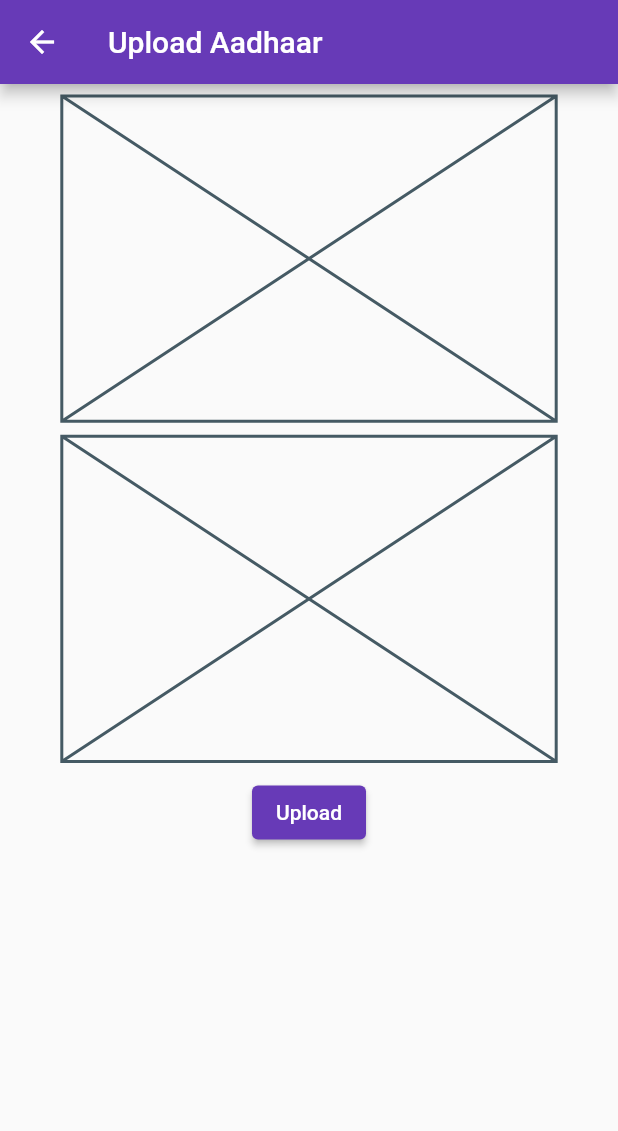
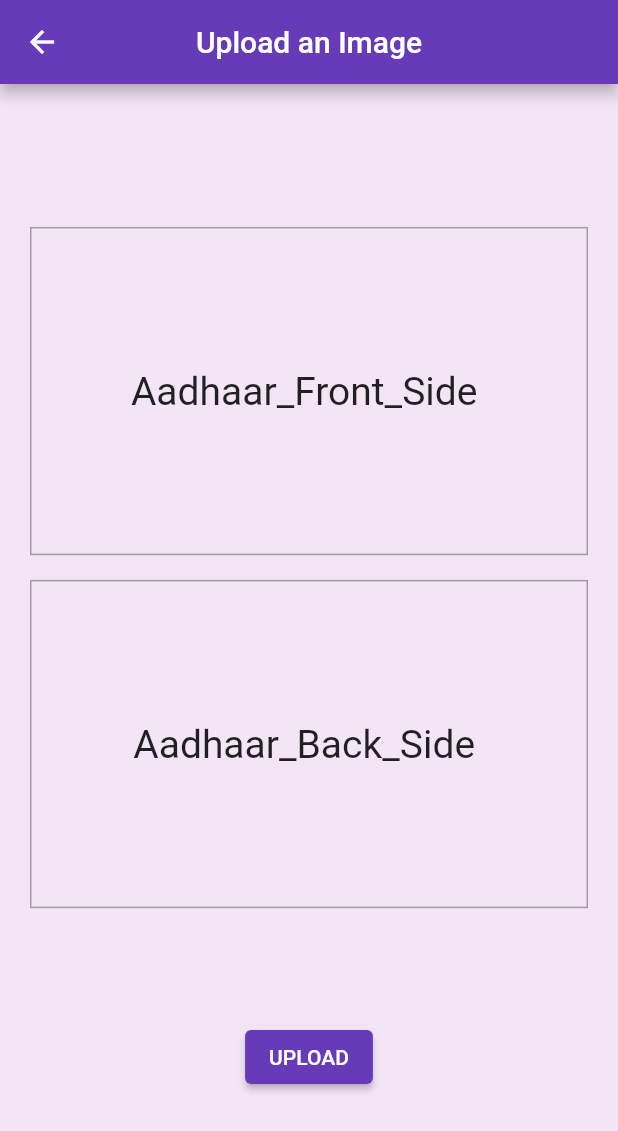
Before and after one commit to lanjAdabA/QrScanner, a Flutter app: the UploadImagePage screen opened by its route, on a phone screen of 412 x 824 dp. Shown: the top 1131 px of the screen. Run offline on Flutter 3.47's test engine with Material 2 defaults, Android fonts, the light colour scheme and no system bars; our stand-ins replace auto_route, firebase_auth, firebase_core, firebase_storage, image_cropper, image_picker and 1 more; missing offline and left inert: animator, flutter_barcode_scanner; accounts and stored records are empty.

Commit message:
baro hellae tummae

```diff
--- a/lib/pages/image_upload.page.dart
+++ b/lib/pages/image_upload.page.dart
@@ -1,226 +1,10 @@
+import 'dart:developer';
 import 'dart:io';
 
 import 'package:flutter/material.dart';
 import 'package:image_cropper/image_cropper.dart';
 import 'package:image_picker/image_picker.dart';
-import 'package:qrscanner/storage_service.dart';
 
-// class UploadImagePage extends StatefulWidget {
-//   const UploadImagePage({Key? key}) : super(key: key);
-
-//   @override
-//   State<UploadImagePage> createState() => _UploadImagePageState();
-// }
-
-// class _UploadImagePageState extends State<UploadImagePage> {
-//   final ImagePicker picker = ImagePicker();
-//   File? frontImage;
-//   String frontimgUrl = '';
-//   String backimgUrl = '';
-
-//   Future uploadFrontImage() async {}
-
-//   File? backImage;
-
-//   @override
-//   Widget build(BuildContext context) {
-//     final Storage storage = Storage();
-//     double h = MediaQuery.of(context).size.height;
-//     return Scaffold(
-//       appBar: AppBar(
-//         title: const Text("Upload an Image"),
-//         centerTitle: true,
-//       ),
-//       body: Container(
-//         padding: const EdgeInsets.all(20),
-//         color: Colors.purple[50],
-//         child: Column(
-//           mainAxisAlignment: MainAxisAlignment.spaceEvenly,
-//           children: [
-//             Column(
-//               crossAxisAlignment: CrossAxisAlignment.stretch,
-//               children: [
-//                 frontImage != null
-//                     ? FittedBox(
-//                         fit: BoxFit.fill,
-//                         child: Image.file(
-//                           frontImage!,
-//                           height: h / 3.8,
-//                           width: h / 2.5,
-//                         ),
-//                       )
-//                     : GestureDetector(
-//                         onTap: (() async {
-//                           var pickedImgFront = await picker.pickImage(
-//                               source: ImageSource.gallery);
-
-//                           CroppedFile? croppedImgFront =
-//                               await ImageCropper().cropImage(
-//                             uiSettings: [
-//                               AndroidUiSettings(
-//                                 toolbarColor: Colors.white,
-//                                 toolbarTitle: "Image Cropper",
-//                               )
-//                             ],
-//                             sourcePath: pickedImgFront!.path,
-//                             aspectRatio:
-//                                 const CropAspectRatio(ratioX: 20, ratioY: 13),
-//                             maxHeight: 600,
-//                             maxWidth: 600,
-//                             compressFormat: ImageCompressFormat.jpg,
-//                           );
-//                           final fronttemp = File(croppedImgFront!.path);
-//                           setState(() {
-//                             frontImage = fronttemp;
-//                             log(frontImage.toString());
-//                           });
-//                         }),
-//                         child: Container(
-//                             decoration: BoxDecoration(
-//                                 border: Border.all(color: Colors.grey)),
-//                             child: SizedBox(
-//                                 height: h / 3.8,
-//                                 width: h / 2.5,
-//                                 child: const Center(
-//                                     child: Text(
-//                                   "Aadhaar_Front_Side ",
-//                                   style: TextStyle(fontSize: 26),
-//                                 )))),
-//                       ),
-//                 SizedBox(
-//                   height: h / 50,
-//                 ),
-//                 backImage != null
-//                     ? FittedBox(
-//                         fit: BoxFit.fill,
-//                         child: Image.file(
-//                           backImage!,
-//                           height: h / 3.8,
-//                           width: h / 2.5,
-//                         ),
-//                       )
-//                     : GestureDetector(
-//                         onTap: (() async {
-//                           var pickedImgBack = await picker.pickImage(
-//                               source: ImageSource.gallery);
-
-//                           CroppedFile? croppedImgBack =
-//                               await ImageCropper().cropImage(
-//                             uiSettings: [
-//                               AndroidUiSettings(
-//                                 toolbarColor: Colors.white,
-//                                 toolbarTitle: "Image Cropper",
-//                               )
-//                             ],
-//                             sourcePath: pickedImgBack!.path,
-//                             aspectRatio:
-//                                 const CropAspectRatio(ratioX: 20, ratioY: 13),
-//                             maxHeight: 600,
-//                             maxWidth: 600,
-//                             compressFormat: ImageCompressFormat.jpg,
-//                           );
-//                           final backtemp = File(croppedImgBack!.path);
-//                           setState(() {
-//                             backImage = backtemp;
-//                             log(backImage.toString());
-//                           });
-//                         }),
-//                         child: Container(
-//                             decoration: BoxDecoration(
-//                                 border: Border.all(color: Colors.grey)),
-//                             child: SizedBox(
-//                                 height: h / 3.8,
-//                                 width: h / 2.5,
-//                                 child: const Center(
-//                                     child: Text(
-//                                   "Aadhaar_Back_Side ",
-//                                   style: TextStyle(fontSize: 26),
-//                                 )))),
-//                       ),
-//               ],
-//             ),
-//             ElevatedButton(
-//                 onPressed: () async {
-//                   final storage = FirebaseStorage.instance;
-//                   // final res = await FilePicker.platform.pickFiles(
-//                   //     allowMultiple: false,
-//                   //     type: FileType.custom,
-//                   //     allowedExtensions: ['png', 'jpg']);
-
-//                   final frontImg = frontImage;
-//                   final backImg = backImage;
-
-//                   if (frontImg == null && backImg == null) return;
-
-//                   final frontPath = frontImg!.files.single.path;
-//                   final frontfileName = frontImg.files.single.name;
-//                   final frontfile = File(frontPath);
-//                   final frontref = storage.ref("image/$frontfileName");
-//                   final fronturl = frontref.putFile(frontfile);
-//                   final fronturlsnap =
-//                       await fronturl.snapshot.ref.getDownloadURL();
-//                   final backPath = backImg.files.single.path;
-//                   final backfileName = backImg.files.single.name;
-//                   final backfile = File(backPath);
-//                   final backref = storage.ref("image/$backfileName");
-//                   final backurl = backref.putFile(backfile);
-//                   final backurlsnap =
-//                       await backurl.snapshot.ref.getDownloadURL();
-//                   setState(() {
-//                     frontimgUrl = fronturlsnap;
-//                   });
-
-//                   //todo if (res == null) return;
-//                   //todo   final path = res.files.single.path!;
-//                   //todo   final fileName = res.files.single.name;
-//                   //todo   final file = File(path);
-//                   //todo   final ref = storage.ref("image/$fileName");
-//                   //todo   final url = ref.putFile(file);
-//                   //todo   final u = await url.snapshot.ref.getDownloadURL();
-//                   //todo   setState(() {
-//                   //todo     imgUrl = u;
-//                   //todo   });
-//                 },
-//                 child: const Text("UPLOAD")),
-//             // buildUploadButton(
-//             //     icon: Icons.upload_file,
-//             //     title: 'Upload Files',
-//             //     onClicked: () {
-//             //       const path = "file/Aadhaar-Front.jpg";
-//             //       final fileName = File(frontImage!.path);
-//             //       storage.uploadFile(path, fileName).then((value) => log(path));
-//             //     }),
-//           ],
-//         ),
-//       ),
-//     );
-//   }
-
-//   // buildUploadButton(
-//   //     {required IconData icon,
-//   //     required String title,
-//   //     required Null Function() onClicked}) {
-//   //   {
-//   //     return ElevatedButton(
-//   //         style: ElevatedButton.styleFrom(primary: Colors.blue),
-//   //         onPressed: onClicked,
-//   //         child: Row(
-//   //           mainAxisSize: MainAxisSize.min,
-//   //           mainAxisAlignment: MainAxisAlignment.center,
-//   //           children: [
-//   //             Icon(
-//   //               icon,
-//   //               size: 60,
-//   //             ),
-//   //             const SizedBox(
-//   //               width: 16,
-//   //             ),
-//   //             Text(title)
-//   //           ],
-//   //         ));
-//   //   }
-//   // }
-// }
 class UploadImagePage extends StatefulWidget {
   const UploadImagePage({Key? key}) : super(key: key);
 
@@ -229,68 +13,135 @@
 }
 
 class _UploadImagePageState extends State<UploadImagePage> {
-  final ImagePicker _picker = ImagePicker();
-  String? imgPth;
-  String? filename;
+  final ImagePicker picker = ImagePicker();
+  File? frontImage;
+  String? frontImagePath;
+  String? backImagePath;
+
+  Future uploadFrontImage() async {}
+
+  File? backImage;
 
   @override
   Widget build(BuildContext context) {
+    // final Storage storage = Storage();
+    double h = MediaQuery.of(context).size.height;
     return Scaffold(
       appBar: AppBar(
-        title: const Text("Upload Aadhaar"),
+        title: const Text("Upload an Image"),
+        centerTitle: true,
       ),
-      body: Padding(
-        padding: const EdgeInsets.all(8.0),
+      body: Container(
+        padding: const EdgeInsets.all(20),
+        color: Colors.purple[50],
         child: Column(
+          mainAxisAlignment: MainAxisAlignment.spaceEvenly,
           children: [
-            Row(
-              mainAxisAlignment: MainAxisAlignment.center,
+            Column(
+              crossAxisAlignment: CrossAxisAlignment.stretch,
               children: [
-                InkWell(
-                  onTap: () async {
-                    final p =
-                        await _picker.pickImage(source: ImageSource.camera);
-                    if (p == null) return;
+                frontImage != null
+                    ? FittedBox(
+                        fit: BoxFit.fill,
+                        child: Image.file(
+                          frontImage!,
+                          height: h / 3.8,
+                          width: h / 2.5,
+                        ),
+                      )
+                    : GestureDetector(
+                        onTap: (() async {
+                          var pickedImgFront = await picker.pickImage(
+                              source: ImageSource.gallery);
 
-                    var cropped =
-                        await ImageCropper().cropImage(sourcePath: p.path);
-                    if (cropped == null) return;
+                          CroppedFile? croppedImgFront =
+                              await ImageCropper().cropImage(
+                            uiSettings: [
+                              AndroidUiSettings(
+                                toolbarColor: Colors.white,
+                                toolbarTitle: "Image Cropper",
+                              )
+                            ],
+                            sourcePath: pickedImgFront!.path,
+                            aspectRatio:
+                                const CropAspectRatio(ratioX: 20, ratioY: 13),
+                            maxHeight: 600,
+                            maxWidth: 600,
+                            compressFormat: ImageCompressFormat.jpg,
+                          );
+                          final fronttemp = File(croppedImgFront!.path);
+                          setState(() {
+                            frontImage = fronttemp;
+                            log(frontImage.toString());
+                          });
+                        }),
+                        child: Container(
+                            decoration: BoxDecoration(
+                                border: Border.all(color: Colors.grey)),
+                            child: SizedBox(
+                                height: h / 3.8,
+                                width: h / 2.5,
+                                child: const Center(
+                                    child: Text(
+                                  "Aadhaar_Front_Side ",
+                                  style: TextStyle(fontSize: 26),
+                                )))),
+                      ),
+                SizedBox(
+                  height: h / 50,
+                ),
+                backImage != null
+                    ? FittedBox(
+                        fit: BoxFit.fill,
+                        child: Image.file(
+                          backImage!,
+                          height: h / 3.8,
+                          width: h / 2.5,
+                        ),
+                      )
+                    : GestureDetector(
+                        onTap: (() async {
+                          var pickedImgBack = await picker.pickImage(
+                              source: ImageSource.gallery);
+                          if (pickedImgBack == null) return;
 
-                    setState(() {
-                      imgPth = cropped.path;
-                      filename = p.name;
-                    });
-                  },
-                  child: SizedBox(
-                    height: MediaQuery.of(context).size.height / 3.8,
-                    width: MediaQuery.of(context).size.height / 2.5,
-                    child: imgPth == null
-                        ? const Placeholder()
-                        : Image.file(File(imgPth!)),
-                  ),
-                ),
+                          CroppedFile? croppedImgBack =
+                              await ImageCropper().cropImage(
+                            uiSettings: [
+                              AndroidUiSettings(
+                                toolbarColor: Colors.white,
+                                toolbarTitle: "Image Cropper",
+                              )
+                            ],
+                            sourcePath: pickedImgBack.path,
+                            aspectRatio:
+                                const CropAspectRatio(ratioX: 20, ratioY: 13),
+                            maxHeight: 600,
+                            maxWidth: 600,
+                            compressFormat: ImageCompressFormat.jpg,
+                          );
+                          if (croppedImgBack == null) return;
+                          final backtemp = File(croppedImgBack.path);
+                          setState(() {
+                            backImage = backtemp;
+                            log(backImage.toString());
+                          });
+                        }),
+                        child: Container(
+                            decoration: BoxDecoration(
+                                border: Border.all(color: Colors.grey)),
+                            child: SizedBox(
+                                height: h / 3.8,
+                                width: h / 2.5,
+                                child: const Center(
+                                    child: Text(
+                                  "Aadhaar_Back_Side ",
+                                  style: TextStyle(fontSize: 26),
+                                )))),
+                      ),
               ],
             ),
-            const SizedBox(height: 10),
-            Row(
-              mainAxisAlignment: MainAxisAlignment.center,
-              children: [
-                InkWell(
-                  onTap: () {},
-                  child: SizedBox(
-                    height: MediaQuery.of(context).size.height / 3.8,
-                    width: MediaQuery.of(context).size.height / 2.5,
-                    child: const Placeholder(),
-                  ),
-                ),
-              ],
-            ),
-            const SizedBox(height: 10),
-            ElevatedButton(
-                onPressed: () {
-                  Storage().uploadFile(imgPth!, filename);
-                },
-                child: const Text("Upload"))
+            ElevatedButton(onPressed: () async {}, child: const Text("UPLOAD")),
           ],
         ),
       ),
--- a/lib/pages/sirSantaImageUpload.page.dart
+++ b/lib/pages/sirSantaImageUpload.page.dart
@@ -0,0 +1,84 @@
+import 'dart:io';
+
+import 'package:flutter/material.dart';
+import 'package:image_cropper/image_cropper.dart';
+import 'package:image_picker/image_picker.dart';
+
+import '../storage_service.dart';
+
+class UploadImagePage extends StatefulWidget {
+  const UploadImagePage({Key? key}) : super(key: key);
+
+  @override
+  State<UploadImagePage> createState() => _UploadImagePageState();
+}
+
+class _UploadImagePageState extends State<UploadImagePage> {
+  final ImagePicker _picker = ImagePicker();
+  String? frontImagePath;
+  String? frontImageFileName;
+
+  @override
+  Widget build(BuildContext context) {
+    return Scaffold(
+      appBar: AppBar(
+        title: const Text("Upload Aadhaar"),
+      ),
+      body: Padding(
+        padding: const EdgeInsets.all(8.0),
+        child: Column(
+          children: [
+            Row(
+              mainAxisAlignment: MainAxisAlignment.center,
+              children: [
+                InkWell(
+                  onTap: () async {
+                    final p =
+                        await _picker.pickImage(source: ImageSource.camera);
+                    if (p == null) return;
+
+                    var cropped =
+                        await ImageCropper().cropImage(sourcePath: p.path);
+                    if (cropped == null) return;
+
+                    setState(() {
+                      frontImagePath = cropped.path;
+                      frontImageFileName = p.name;
+                    });
+                  },
+                  child: SizedBox(
+                    height: MediaQuery.of(context).size.height / 3.8,
+                    width: MediaQuery.of(context).size.height / 2.5,
+                    child: frontImagePath == null
+                        ? const Placeholder()
+                        : Image.file(File(frontImagePath!)),
+                  ),
+                ),
+              ],
+            ),
+            const SizedBox(height: 10),
+            Row(
+              mainAxisAlignment: MainAxisAlignment.center,
+              children: [
+                InkWell(
+                  onTap: () {},
+                  child: SizedBox(
+                    height: MediaQuery.of(context).size.height / 3.8,
+                    width: MediaQuery.of(context).size.height / 2.5,
+                    child: const Placeholder(),
+                  ),
+                ),
+              ],
+            ),
+            const SizedBox(height: 10),
+            ElevatedButton(
+                onPressed: () {
+                  Storage().uploadFile(frontImagePath!, frontImageFileName);
+                },
+                child: const Text("Upload"))
+          ],
+        ),
+      ),
+    );
+  }
+}
```
